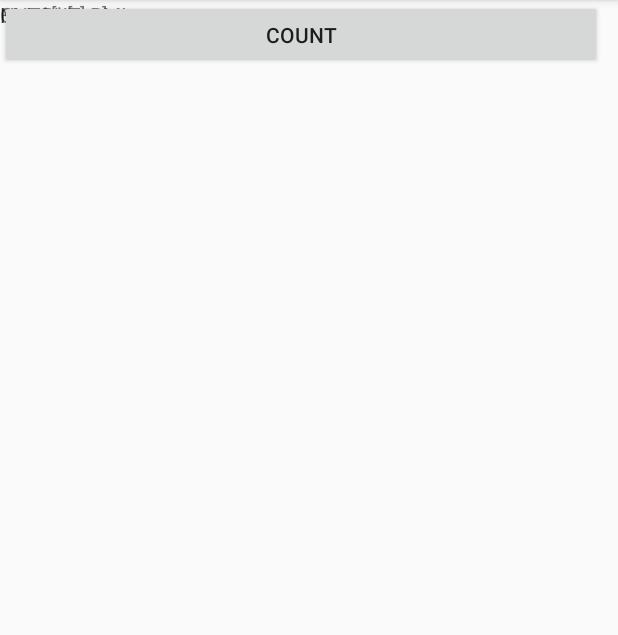
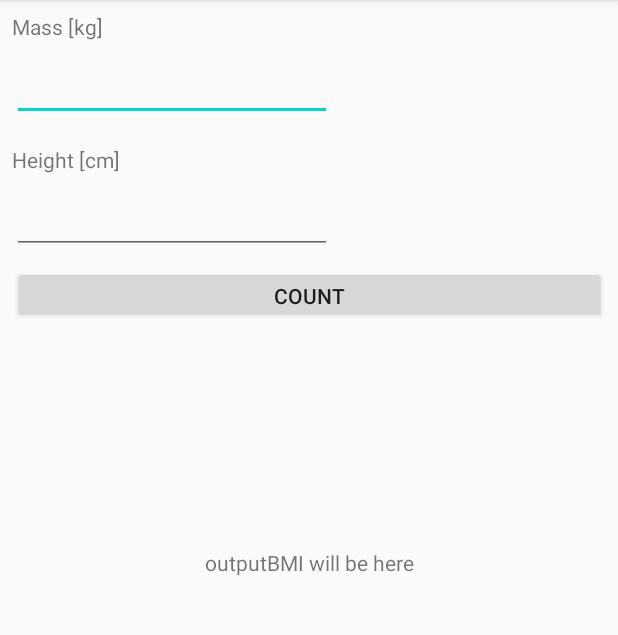
Before and after one commit to MegaKruk/PWr-MMS-Lab, an Android app: the screen it shows after launch (MainActivity), on a phone screen of 412 x 824 dp, the part 84-719 px from its top. Run offline under Robolectric (Android 15) with nearby library versions, the phone set to English and light mode, and no system bars.

Commit message:
Apparently constraints aren't added automatically. Created basic layout, time to figure out how to do logic for BMI value

```diff
--- a/Lab1/app/src/main/res/layout/activity_main.xml
+++ b/Lab1/app/src/main/res/layout/activity_main.xml
@@ -6,54 +6,71 @@
     android:layout_height="match_parent"
     tools:context=".MainActivity">
 
+    <TextView
+        android:id="@+id/massKG"
+        android:layout_width="wrap_content"
+        android:layout_height="wrap_content"
+        android:layout_marginStart="8dp"
+        android:layout_marginTop="8dp"
+        android:text="@string/mass_kg"
+        app:layout_constraintStart_toStartOf="parent"
+        app:layout_constraintTop_toTopOf="parent" />
+
     <EditText
         android:id="@+id/inputMassKG"
         android:layout_width="wrap_content"
         android:layout_height="wrap_content"
+        android:layout_marginStart="8dp"
+        android:layout_marginTop="8dp"
         android:ems="10"
         android:inputType="numberDecimal"
-        tools:layout_editor_absoluteX="4dp"
-        tools:layout_editor_absoluteY="35dp" />
+        app:layout_constraintStart_toStartOf="parent"
+        app:layout_constraintTop_toBottomOf="@+id/massKG"
+        android:importantForAutofill="no" />
+
+    <TextView
+        android:id="@+id/heightCM"
+        android:layout_width="wrap_content"
+        android:layout_height="wrap_content"
+        android:layout_marginStart="8dp"
+        android:layout_marginTop="16dp"
+        android:text="@string/height_cm"
+        app:layout_constraintStart_toStartOf="parent"
+        app:layout_constraintTop_toBottomOf="@+id/inputMassKG" />
 
     <EditText
         android:id="@+id/inputHeightCM"
         android:layout_width="wrap_content"
         android:layout_height="wrap_content"
+        android:layout_marginStart="8dp"
+        android:layout_marginTop="8dp"
         android:ems="10"
         android:inputType="numberDecimal"
-        tools:layout_editor_absoluteX="16dp"
-        tools:layout_editor_absoluteY="157dp" />
+        app:layout_constraintStart_toStartOf="parent"
+        app:layout_constraintTop_toBottomOf="@+id/heightCM"
+        android:importantForAutofill="no" />
 
     <Button
-        android:id="@+id/countButton"
-        android:layout_width="401dp"
-        android:layout_height="46dp"
-        android:text="Count"
-        tools:layout_editor_absoluteX="5dp"
-        tools:layout_editor_absoluteY="241dp" />
-
-    <TextView
-        android:id="@+id/massKG"
-        android:layout_width="wrap_content"
-        android:layout_height="wrap_content"
-        android:text="Mass[kg]"
-        tools:layout_editor_absoluteX="4dp"
-        tools:layout_editor_absoluteY="16dp" />
-
-    <TextView
-        android:id="@+id/heightCM"
-        android:layout_width="wrap_content"
-        android:layout_height="wrap_content"
-        android:text="Height [cm]"
-        tools:layout_editor_absoluteX="4dp"
-        tools:layout_editor_absoluteY="89dp" />
+        android:id="@+id/buttonCount"
+        android:layout_width="395dp"
+        android:layout_height="38dp"
+        android:layout_marginStart="8dp"
+        android:layout_marginTop="8dp"
+        android:layout_marginEnd="8dp"
+        android:text="@string/count"
+        app:layout_constraintEnd_toEndOf="parent"
+        app:layout_constraintStart_toStartOf="parent"
+        app:layout_constraintTop_toBottomOf="@+id/inputHeightCM" />
 
     <TextView
         android:id="@+id/outputBMI"
         android:layout_width="wrap_content"
         android:layout_height="wrap_content"
-        android:text="OUTPUT_BMI"
-        tools:layout_editor_absoluteX="163dp"
-        tools:layout_editor_absoluteY="472dp" />
-
+        android:layout_marginStart="80dp"
+        android:layout_marginTop="150dp"
+        android:layout_marginEnd="80dp"
+        android:text="outputBMI will be here"
+        app:layout_constraintEnd_toEndOf="parent"
+        app:layout_constraintStart_toStartOf="parent"
+        app:layout_constraintTop_toBottomOf="@+id/buttonCount" />
 </androidx.constraintlayout.widget.ConstraintLayout>
--- a/Lab1/app/src/main/res/values/strings.xml
+++ b/Lab1/app/src/main/res/values/strings.xml
@@ -1,3 +1,7 @@
 <resources>
     <string name="app_name">Lab 1</string>
+    <string name="textview">TextView</string>
+    <string name="mass_kg">Mass [kg]</string>
+    <string name="height_cm">Height [cm]</string>
+    <string name="count">Count</string>
 </resources>
```
